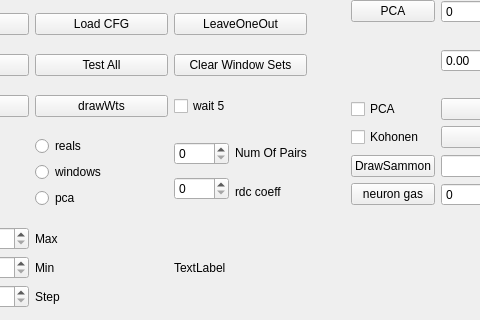
Old version of the form net.ui in the repository ArtfulVampire/SecondGUIrepo; both pictures show x 249 to 729 and y 0 to 320 of the 981 by 571 pixel window.
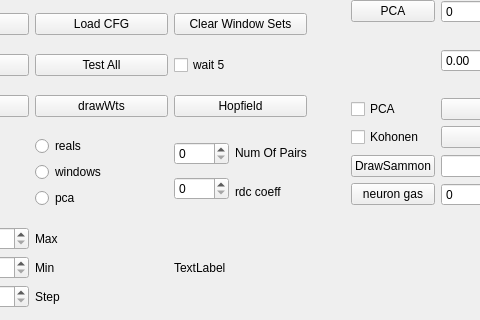
New version of the form.

```diff
--- a/net.ui
+++ b/net.ui
@@ -295,13 +295,6 @@
       </property>
      </widget>
     </item>
-    <item row="0" column="3">
-     <widget class="QPushButton" name="leaveOneOutButton">
-      <property name="text">
-       <string>LeaveOneOut</string>
-      </property>
-     </widget>
-    </item>
     <item row="3" column="1">
      <layout class="QVBoxLayout" name="verticalLayout">
       <item>
@@ -358,20 +351,6 @@
       </item>
      </layout>
     </item>
-    <item row="2" column="3">
-     <widget class="QCheckBox" name="clearSetsWaitBox">
-      <property name="text">
-       <string>wait 5</string>
-      </property>
-     </widget>
-    </item>
-    <item row="1" column="3">
-     <widget class="QPushButton" name="clearSetsButton">
-      <property name="text">
-       <string>Clear Window Sets</string>
-      </property>
-     </widget>
-    </item>
     <item row="3" column="3">
      <layout class="QHBoxLayout" name="horizontalLayout_9">
       <item>
@@ -447,6 +426,27 @@
       </item>
      </layout>
     </item>
+    <item row="0" column="3">
+     <widget class="QPushButton" name="clearSetsButton">
+      <property name="text">
+       <string>Clear Window Sets</string>
+      </property>
+     </widget>
+    </item>
+    <item row="1" column="3">
+     <widget class="QCheckBox" name="clearSetsWaitBox">
+      <property name="text">
+       <string>wait 5</string>
+      </property>
+     </widget>
+    </item>
+    <item row="2" column="3">
+     <widget class="QPushButton" name="hopfieldPushButton">
+      <property name="text">
+       <string>Hopfield</string>
+      </property>
+     </widget>
+    </item>
    </layout>
   </widget>
   <widget class="QPushButton" name="drawWindowsButton">
```
